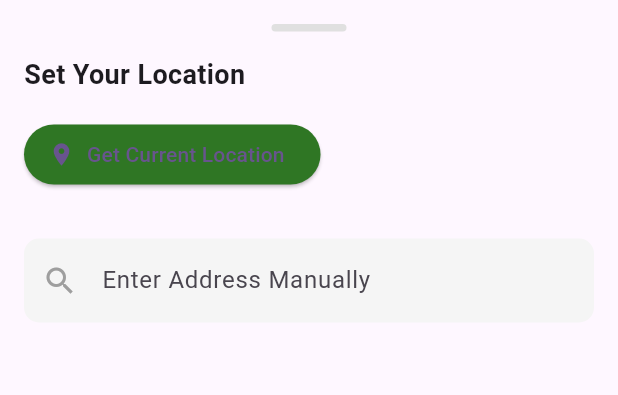
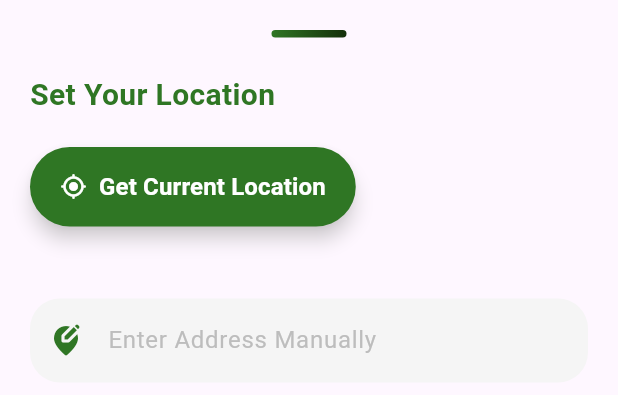
Before and after one commit to amangiriindia/blincer, a Flutter app: the LocationModalContent widget shown alone on an empty page, opened directly, on a phone screen of 412 x 824 dp. Shown: the top 395 px of the screen. Run offline on Flutter 3.47's test engine with Material 3 defaults, Android fonts, the light colour scheme and no system bars; our stand-ins replace draggable_home, flutter_spinkit, fluttertoast, lottie, shared_preferences, smooth_page_indicator and 1 more; accounts and stored records are empty; network calls fail; project files that could hold a hidden picture were left out.

Commit message:
correct flow of application and design location popup model

```diff
--- a/lib/main.dart
+++ b/lib/main.dart
@@ -17,7 +17,7 @@ class MyApp extends StatelessWidget {
         colorScheme: ColorScheme.fromSeed(seedColor: Colors.deepPurple),
         useMaterial3: true,
       ),
-      home: const LoginScreen(),
+      home: const SplashScreen(),
     );
   }
 }
--- a/lib/screen/on_boarding_screen.dart
+++ b/lib/screen/on_boarding_screen.dart
@@ -3,8 +3,6 @@ import 'package:flutter/material.dart';
 import 'package:lottie/lottie.dart';
 import 'package:smooth_page_indicator/smooth_page_indicator.dart';
 import '../constant/app_color.dart';
-import 'base/button_nav_bar.dart';
-import 'home_scrren.dart';
 import 'login_screen.dart';
 
 class OnBoardingScreen extends StatefulWidget {
@@ -84,7 +82,7 @@ class _OnBoardingScreenState extends State<OnBoardingScreen> {
                     widget.onDone();
                     Navigator.pushReplacement(
                       context,
-                      MaterialPageRoute(builder: (context) => BottomNavBar()),
+                      MaterialPageRoute(builder: (context) => LoginScreen()),
                     );
                   },
                   title: "Get Started",
--- a/lib/widget/location_popup.dart
+++ b/lib/widget/location_popup.dart
@@ -26,25 +26,25 @@ class _LocationModalContentState extends State<LocationModalContent> {
   Widget build(BuildContext context) {
     return DraggableScrollableSheet(
       expand: false,
-      initialChildSize: 0.4, // Initial height of modal (40% of screen height).
-      minChildSize: 0.3, // Minimum height of modal.
-      maxChildSize: 0.8, // Maximum height of modal.
+      initialChildSize: 0.5, // Start at 50% of screen height.
+      minChildSize: 0.4, // Minimum height is 40% of screen height.
+      maxChildSize: 0.85, // Maximum height is 85% of screen height.
       builder: (context, scrollController) {
         return SingleChildScrollView(
           controller: scrollController,
           child: Padding(
-            padding: const EdgeInsets.all(16.0),
+            padding: const EdgeInsets.all(20.0),
             child: Column(
               crossAxisAlignment: CrossAxisAlignment.start,
               children: [
                 _buildHandleBar(),
-                SizedBox(height: 16),
+                const SizedBox(height: 24),
                 _buildTitle(),
-                SizedBox(height: 16),
+                const SizedBox(height: 20),
                 _buildCurrentLocationButton(),
-                SizedBox(height: 16),
+                const SizedBox(height: 24),
                 if (currentAddress != null) _buildCurrentAddressDisplay(),
-                SizedBox(height: 16),
+                const SizedBox(height: 24),
                 _buildManualAddressInput(),
               ],
             ),
@@ -60,8 +60,10 @@ class _LocationModalContentState extends State<LocationModalContent> {
         width: 50,
         height: 5,
         decoration: BoxDecoration(
-          color: Colors.grey[300],
-          borderRadius: BorderRadius.circular(10),
+          gradient: LinearGradient(
+            colors: [AppColor.primary, AppColor.secondary],
+          ),
+          borderRadius: BorderRadius.circular(12),
         ),
       ),
     );
@@ -71,8 +73,9 @@ class _LocationModalContentState extends State<LocationModalContent> {
     return Text(
       "Set Your Location",
       style: TextStyle(
-        fontSize: 18,
+        fontSize: 20,
         fontWeight: FontWeight.bold,
+        color: AppColor.primary,
       ),
     );
   }
@@ -82,39 +85,45 @@ class _LocationModalContentState extends State<LocationModalContent> {
       onPressed: () {
         // Handle "Get Current Location" logic here.
       },
-      icon: Icon(Icons.location_on),
-      label: Text("Get Current Location"),
+      icon: Icon(Icons.my_location_rounded, color: Colors.white),
+      label: Text(
+        "Get Current Location",
+        style: TextStyle(fontSize: 16, fontWeight: FontWeight.bold,color: Colors.white),
+      ),
       style: ElevatedButton.styleFrom(
-        backgroundColor: AppColor.primary, // Button color.
+        backgroundColor: AppColor.primary,
+        padding: const EdgeInsets.symmetric(vertical: 15, horizontal: 20),
         shape: RoundedRectangleBorder(
-          borderRadius: BorderRadius.circular(20),
+          borderRadius: BorderRadius.circular(30),
         ),
+        elevation: 5,
+        shadowColor: AppColor.secondary.withOpacity(0.5),
       ),
     );
   }
 
   Widget _buildCurrentAddressDisplay() {
     return Container(
-      padding: EdgeInsets.all(16),
+      padding: const EdgeInsets.all(16),
       decoration: BoxDecoration(
-        color: Colors.grey[200],
-        borderRadius: BorderRadius.circular(12),
+        color: Colors.white,
+        borderRadius: BorderRadius.circular(16),
         boxShadow: [
           BoxShadow(
             color: Colors.grey.withOpacity(0.3),
-            blurRadius: 5,
-            spreadRadius: 2,
+            blurRadius: 8,
+            offset: Offset(0, 4),
           ),
         ],
       ),
       child: Row(
         children: [
-          Icon(Icons.home, color: Colors.blue),
-          SizedBox(width: 8),
+          Icon(Icons.location_on_rounded, color: AppColor.primary, size: 28),
+          const SizedBox(width: 12),
           Expanded(
             child: Text(
               currentAddress!,
-              style: TextStyle(fontSize: 16),
+              style: TextStyle(fontSize: 16, fontWeight: FontWeight.w500),
             ),
           ),
         ],
@@ -132,13 +141,15 @@ class _LocationModalContentState extends State<LocationModalContent> {
       },
       decoration: InputDecoration(
         hintText: "Enter Address Manually",
+        hintStyle: TextStyle(color: Colors.grey[400]),
         filled: true,
         fillColor: Colors.grey[100],
         border: OutlineInputBorder(
-          borderRadius: BorderRadius.circular(10),
+          borderRadius: BorderRadius.circular(20),
           borderSide: BorderSide.none,
         ),
-        prefixIcon: Icon(Icons.search, color: Colors.grey),
+        prefixIcon: Icon(Icons.edit_location_alt_rounded, color: AppColor.primary),
+        contentPadding: const EdgeInsets.symmetric(vertical: 16, horizontal: 20),
       ),
     );
   }
```
Also changed, not shown: lib/screen/home_scrren.dart (+6 -3 lines), lib/screen/login_screen.dart (+9 -2 lines).
